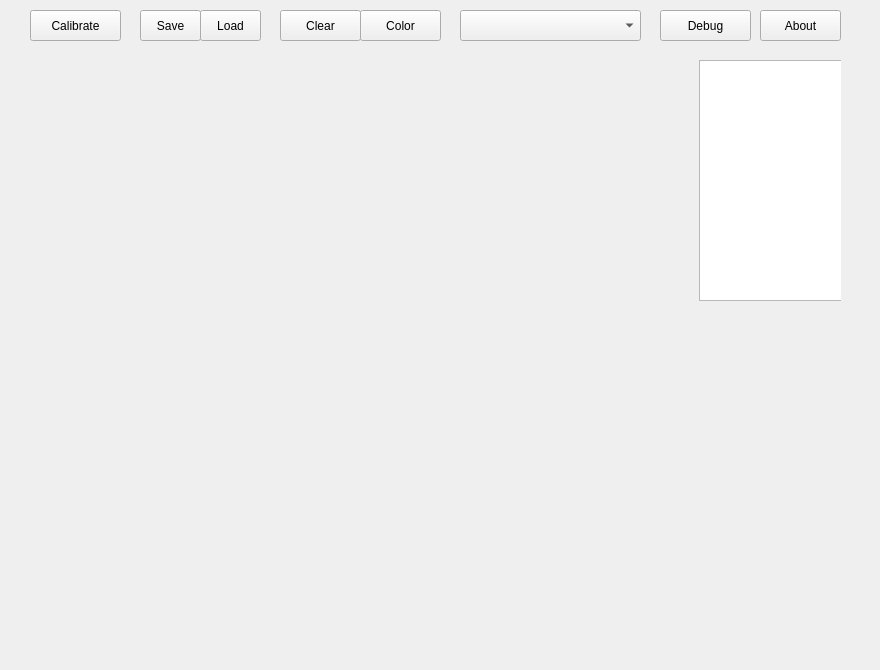
The window that src/webcamWizard.ui (laciKE/WebcamWizard) describes before a commit, drawn with Qt 5.
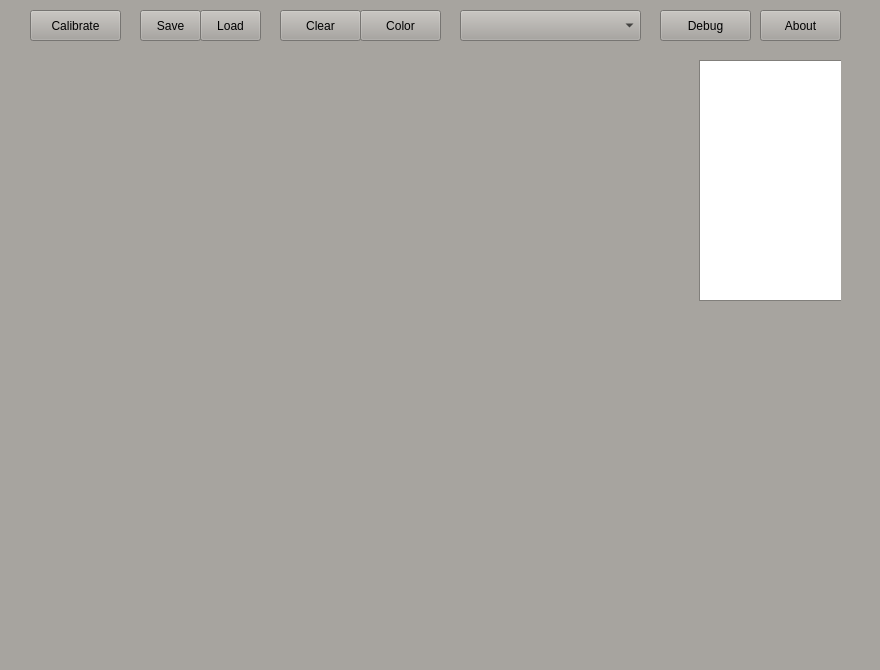
The same window after the commit.

The edit to the form file:
```diff
--- a/src/webcamWizard.ui
+++ b/src/webcamWizard.ui
@@ -10,6 +10,421 @@
     <height>670</height>
    </rect>
   </property>
+  <property name="palette">
+   <palette>
+    <active>
+     <colorrole role="WindowText">
+      <brush brushstyle="SolidPattern">
+       <color alpha="255">
+        <red>0</red>
+        <green>0</green>
+        <blue>0</blue>
+       </color>
+      </brush>
+     </colorrole>
+     <colorrole role="Button">
+      <brush brushstyle="SolidPattern">
+       <color alpha="255">
+        <red>167</red>
+        <green>164</green>
+        <blue>159</blue>
+       </color>
+      </brush>
+     </colorrole>
+     <colorrole role="Light">
+      <brush brushstyle="SolidPattern">
+       <color alpha="255">
+        <red>251</red>
+        <green>246</green>
+        <blue>239</blue>
+       </color>
+      </brush>
+     </colorrole>
+     <colorrole role="Midlight">
+      <brush brushstyle="SolidPattern">
+       <color alpha="255">
+        <red>209</red>
+        <green>205</green>
+        <blue>199</blue>
+       </color>
+      </brush>
+     </colorrole>
+     <colorrole role="Dark">
+      <brush brushstyle="SolidPattern">
+       <color alpha="255">
+        <red>83</red>
+        <green>82</green>
+        <blue>79</blue>
+       </color>
+      </brush>
+     </colorrole>
+     <colorrole role="Mid">
+      <brush brushstyle="SolidPattern">
+       <color alpha="255">
+        <red>111</red>
+        <green>109</green>
+        <blue>106</blue>
+       </color>
+      </brush>
+     </colorrole>
+     <colorrole role="Text">
+      <brush brushstyle="SolidPattern">
+       <color alpha="255">
+        <red>0</red>
+        <green>0</green>
+        <blue>0</blue>
+       </color>
+      </brush>
+     </colorrole>
+     <colorrole role="BrightText">
+      <brush brushstyle="SolidPattern">
+       <color alpha="255">
+        <red>255</red>
+        <green>255</green>
+        <blue>255</blue>
+       </color>
+      </brush>
+     </colorrole>
+     <colorrole role="ButtonText">
+      <brush brushstyle="SolidPattern">
+       <color alpha="255">
+        <red>0</red>
+        <green>0</green>
+        <blue>0</blue>
+       </color>
+      </brush>
+     </colorrole>
+     <colorrole role="Base">
+      <brush brushstyle="SolidPattern">
+       <color alpha="255">
+        <red>255</red>
+        <green>255</green>
+        <blue>255</blue>
+       </color>
+      </brush>
+     </colorrole>
+     <colorrole role="Window">
+      <brush brushstyle="SolidPattern">
+       <color alpha="255">
+        <red>167</red>
+        <green>164</green>
+        <blue>159</blue>
+       </color>
+      </brush>
+     </colorrole>
+     <colorrole role="Shadow">
+      <brush brushstyle="SolidPattern">
+       <color alpha="255">
+        <red>0</red>
+        <green>0</green>
+        <blue>0</blue>
+       </color>
+      </brush>
+     </colorrole>
+     <colorrole role="AlternateBase">
+      <brush brushstyle="SolidPattern">
+       <color alpha="255">
+        <red>211</red>
+        <green>209</green>
+        <blue>207</blue>
+       </color>
+      </brush>
+     </colorrole>
+     <colorrole role="ToolTipBase">
+      <brush brushstyle="SolidPattern">
+       <color alpha="255">
+        <red>255</red>
+        <green>255</green>
+        <blue>220</blue>
+       </color>
+      </brush>
+     </colorrole>
+     <colorrole role="ToolTipText">
+      <brush brushstyle="SolidPattern">
+       <color alpha="255">
+        <red>0</red>
+        <green>0</green>
+        <blue>0</blue>
+       </color>
+      </brush>
+     </colorrole>
+    </active>
+    <inactive>
+     <colorrole role="WindowText">
+      <brush brushstyle="SolidPattern">
+       <color alpha="255">
+        <red>0</red>
+        <green>0</green>
+        <blue>0</blue>
+       </color>
+      </brush>
+     </colorrole>
+     <colorrole role="Button">
+      <brush brushstyle="SolidPattern">
+       <color alpha="255">
+        <red>167</red>
+        <green>164</green>
+        <blue>159</blue>
+       </color>
+      </brush>
+     </colorrole>
+     <colorrole role="Light">
+      <brush brushstyle="SolidPattern">
+       <color alpha="255">
+        <red>251</red>
+        <green>246</green>
+        <blue>239</blue>
+       </color>
+      </brush>
+     </colorrole>
+     <colorrole role="Midlight">
+      <brush brushstyle="SolidPattern">
+       <color alpha="255">
+        <red>209</red>
+        <green>205</green>
+        <blue>199</blue>
+       </color>
+      </brush>
+     </colorrole>
+     <colorrole role="Dark">
+      <brush brushstyle="SolidPattern">
+       <color alpha="255">
+        <red>83</red>
+        <green>82</green>
+        <blue>79</blue>
+       </color>
+      </brush>
+     </colorrole>
+     <colorrole role="Mid">
+      <brush brushstyle="SolidPattern">
+       <color alpha="255">
+        <red>111</red>
+        <green>109</green>
+        <blue>106</blue>
+       </color>
+      </brush>
+     </colorrole>
+     <colorrole role="Text">
+      <brush brushstyle="SolidPattern">
+       <color alpha="255">
+        <red>0</red>
+        <green>0</green>
+        <blue>0</blue>
+       </color>
+      </brush>
+     </colorrole>
+     <colorrole role="BrightText">
+      <brush brushstyle="SolidPattern">
+       <color alpha="255">
+        <red>255</red>
+        <green>255</green>
+        <blue>255</blue>
+       </color>
+      </brush>
+     </colorrole>
+     <colorrole role="ButtonText">
+      <brush brushstyle="SolidPattern">
+       <color alpha="255">
+        <red>0</red>
+        <green>0</green>
+        <blue>0</blue>
+       </color>
+      </brush>
+     </colorrole>
+     <colorrole role="Base">
+      <brush brushstyle="SolidPattern">
+       <color alpha="255">
+        <red>255</red>
+        <green>255</green>
+        <blue>255</blue>
+       </color>
+      </brush>
+     </colorrole>
+     <colorrole role="Window">
+      <brush brushstyle="SolidPattern">
+       <color alpha="255">
+        <red>167</red>
+        <green>164</green>
+        <blue>159</blue>
+       </color>
+      </brush>
+     </colorrole>
+     <colorrole role="Shadow">
+      <brush brushstyle="SolidPattern">
+       <color alpha="255">
+        <red>0</red>
+        <green>0</green>
+        <blue>0</blue>
+       </color>
+      </brush>
+     </colorrole>
+     <colorrole role="AlternateBase">
+      <brush brushstyle="SolidPattern">
+       <color alpha="255">
+        <red>211</red>
+        <green>209</green>
+        <blue>207</blue>
+       </color>
+      </brush>
+     </colorrole>
+     <colorrole role="ToolTipBase">
+      <brush brushstyle="SolidPattern">
+       <color alpha="255">
+        <red>255</red>
+        <green>255</green>
+        <blue>220</blue>
+       </color>
+      </brush>
+     </colorrole>
+     <colorrole role="ToolTipText">
+      <brush brushstyle="SolidPattern">
+       <color alpha="255">
+        <red>0</red>
+        <green>0</green>
+        <blue>0</blue>
+       </color>
+      </brush>
+     </colorrole>
+    </inactive>
+    <disabled>
+     <colorrole role="WindowText">
+      <brush brushstyle="SolidPattern">
+       <color alpha="255">
+        <red>83</red>
+        <green>82</green>
+        <blue>79</blue>
+       </color>
+      </brush>
+     </colorrole>
+     <colorrole role="Button">
+      <brush brushstyle="SolidPattern">
+       <color alpha="255">
+        <red>167</red>
+        <green>164</green>
+        <blue>159</blue>
+       </color>
+      </brush>
+     </colorrole>
+     <colorrole role="Light">
+      <brush brushstyle="SolidPattern">
+       <color alpha="255">
+        <red>251</red>
+        <green>246</green>
+        <blue>239</blue>
+       </color>
+      </brush>
+     </colorrole>
+     <colorrole role="Midlight">
+      <brush brushstyle="SolidPattern">
+       <color alpha="255">
+        <red>209</red>
+        <green>205</green>
+        <blue>199</blue>
+       </color>
+      </brush>
+     </colorrole>
+     <colorrole role="Dark">
+      <brush brushstyle="SolidPattern">
+       <color alpha="255">
+        <red>83</red>
+        <green>82</green>
+        <blue>79</blue>
+       </color>
+      </brush>
+     </colorrole>
+     <colorrole role="Mid">
+      <brush brushstyle="SolidPattern">
+       <color alpha="255">
+        <red>111</red>
+        <green>109</green>
+        <blue>106</blue>
+       </color>
+      </brush>
+     </colorrole>
+     <colorrole role="Text">
+      <brush brushstyle="SolidPattern">
+       <color alpha="255">
+        <red>83</red>
+        <green>82</green>
+        <blue>79</blue>
+       </color>
+      </brush>
+     </colorrole>
+     <colorrole role="BrightText">
+      <brush brushstyle="SolidPattern">
+       <color alpha="255">
+        <red>255</red>
+        <green>255</green>
+        <blue>255</blue>
+       </color>
+      </brush>
+     </colorrole>
+     <colorrole role="ButtonText">
+      <brush brushstyle="SolidPattern">
+       <color alpha="255">
+        <red>83</red>
+        <green>82</green>
+        <blue>79</blue>
+       </color>
+      </brush>
+     </colorrole>
+     <colorrole role="Base">
+      <brush brushstyle="SolidPattern">
+       <color alpha="255">
+        <red>167</red>
+        <green>164</green>
+        <blue>159</blue>
+       </color>
+      </brush>
+     </colorrole>
+     <colorrole role="Window">
+      <brush brushstyle="SolidPattern">
+       <color alpha="255">
+        <red>167</red>
+        <green>164</green>
+        <blue>159</blue>
+       </color>
+      </brush>
+     </colorrole>
+     <colorrole role="Shadow">
+      <brush brushstyle="SolidPattern">
+       <color alpha="255">
+        <red>0</red>
+        <green>0</green>
+        <blue>0</blue>
+       </color>
+      </brush>
+     </colorrole>
+     <colorrole role="AlternateBase">
+      <brush brushstyle="SolidPattern">
+       <color alpha="255">
+        <red>167</red>
+        <green>164</green>
+        <blue>159</blue>
+       </color>
+      </brush>
+     </colorrole>
+     <colorrole role="ToolTipBase">
+      <brush brushstyle="SolidPattern">
+       <color alpha="255">
+        <red>255</red>
+        <green>255</green>
+        <blue>220</blue>
+       </color>
+      </brush>
+     </colorrole>
+     <colorrole role="ToolTipText">
+      <brush brushstyle="SolidPattern">
+       <color alpha="255">
+        <red>0</red>
+        <green>0</green>
+        <blue>0</blue>
+       </color>
+      </brush>
+     </colorrole>
+    </disabled>
+   </palette>
+  </property>
   <property name="windowTitle">
    <string>Webcam Wizard</string>
   </property>
```
